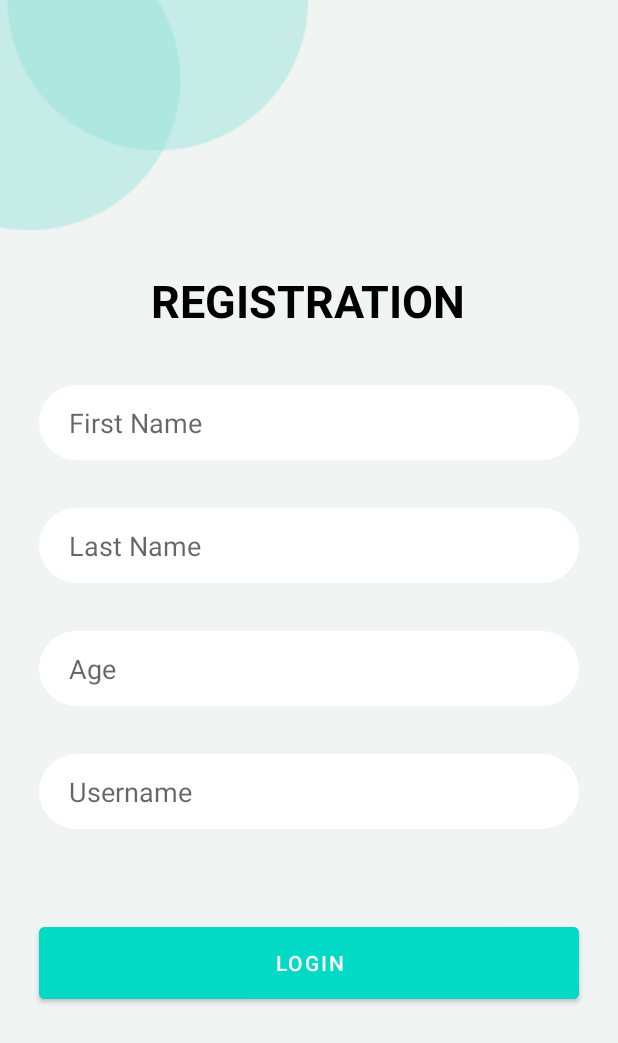
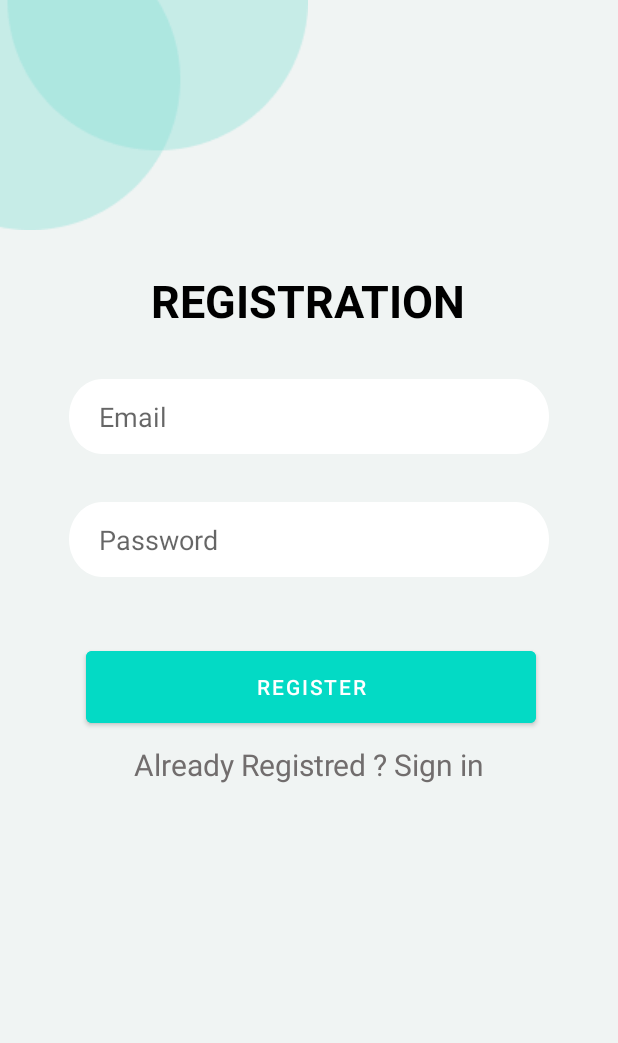
Before and after one commit to ala-kad/TO-DO-List-App, an Android app: the layout activity_register.xml on its own in the app's theme, with its tools: preview values and no code run, on a phone screen of 412 x 824 dp. Shown: the top 1043 px of the screen. Run offline under Robolectric (Android 15) with nearby library versions, the phone set to English and light mode, and no system bars.

Commit message:
Login & Register using FireBaseAuth

```diff
--- a/app/build.gradle
+++ b/app/build.gradle
@@ -46,6 +46,10 @@ dependencies {
     implementation 'com.google.firebase:firebase-database:20.0.4'
     implementation 'com.google.firebase:firebase-firestore:24.1.1'
     implementation 'com.google.firebase:firebase-firestore-ktx:24.6.0'
+    implementation 'com.google.firebase:firebase-auth:21.0.3'
+    implementation 'androidx.annotation:annotation:1.3.0'
+    implementation 'androidx.lifecycle:lifecycle-livedata-ktx:2.5.1'
+    implementation 'androidx.lifecycle:lifecycle-viewmodel-ktx:2.5.1'
     testImplementation 'junit:junit:4.13.2'
     androidTestImplementation 'androidx.test.ext:junit:1.1.5'
     androidTestImplementation 'androidx.test.espresso:espresso-core:3.5.1'
--- a/app/src/main/java/com/example/miniproject/SplashActivity.java
+++ b/app/src/main/java/com/example/miniproject/SplashActivity.java
@@ -20,7 +20,7 @@ public class SplashActivity extends AppCompatActivity {
         handler.postDelayed(new Runnable() {
             @Override
             public void run() {
-                startActivity(new Intent(SplashActivity.this, MainActivity.class));
+                startActivity(new Intent(SplashActivity.this, RegisterActivity.class));
                 finish();
             }
         }, 4000);
--- /dev/null
+++ b/app/src/main/res/drawable/edit_shape.xml
@@ -0,0 +1,5 @@
+<?xml version="1.0" encoding="utf-8"?>
+<shape xmlns:android="http://schemas.android.com/apk/res/android">
+    <stroke android:color="@color/black"
+        android:width="3dp"></stroke>
+</shape>
--- a/app/src/main/res/layout/activity_register.xml
+++ b/app/src/main/res/layout/activity_register.xml
@@ -6,11 +6,10 @@
     android:layout_height="match_parent"
     android:background="@color/background"
     tools:context=".MainActivity">
-    <androidx.constraintlayout.widget.ConstraintLayout xmlns:android="http://schemas.android.com/apk/res/android"
-        xmlns:app="http://schemas.android.com/apk/res-auto"
-        xmlns:tools="http://schemas.android.com/tools"
+
+    <androidx.constraintlayout.widget.ConstraintLayout
         android:layout_width="match_parent"
-        android:layout_height="match_parent"
+        android:layout_height="wrap_content"
         tools:context=".RegisterActivity">
 
         <ImageView
@@ -36,64 +35,61 @@
             app:layout_constraintTop_toTopOf="parent" />
 
         <EditText
-            android:id="@+id/firstName"
-            android:layout_width="360dp"
+            android:id="@+id/email"
+            android:layout_width="320dp"
             android:layout_height="50dp"
-            android:layout_marginTop="36dp"
+            android:layout_marginTop="32dp"
             android:background="@drawable/input"
-            android:hint="First Name"
+            android:hint="Email"
             android:paddingLeft="20dp"
             app:layout_constraintEnd_toEndOf="parent"
             app:layout_constraintStart_toStartOf="parent"
             app:layout_constraintTop_toBottomOf="@+id/textView2" />
 
         <EditText
-            android:id="@+id/lastName"
-            android:layout_width="360dp"
+            android:id="@+id/pass"
+            android:layout_width="320dp"
             android:layout_height="50dp"
             android:layout_marginTop="32dp"
             android:background="@drawable/input"
-            android:hint="Last Name"
+            android:hint="Password"
             android:paddingLeft="20dp"
             app:layout_constraintEnd_toEndOf="parent"
             app:layout_constraintStart_toStartOf="parent"
-            app:layout_constraintTop_toBottomOf="@+id/firstName" />
-
-        <EditText
-            android:id="@+id/age"
-            android:layout_width="360dp"
-            android:layout_height="50dp"
-            android:layout_marginTop="32dp"
-            android:background="@drawable/input"
-            android:hint="Age"
-            android:paddingLeft="20dp"
-            app:layout_constraintEnd_toEndOf="parent"
-            app:layout_constraintStart_toStartOf="parent"
-            app:layout_constraintTop_toBottomOf="@+id/lastName" />
-
-        <EditText
-            android:id="@+id/userName"
-            android:layout_width="360dp"
-            android:layout_height="50dp"
-            android:layout_marginTop="32dp"
-            android:background="@drawable/input"
-            android:hint="Username"
-            android:paddingLeft="20dp"
-            app:layout_constraintEnd_toEndOf="parent"
-            app:layout_constraintStart_toStartOf="parent"
-            app:layout_constraintTop_toBottomOf="@+id/age" />
+            app:layout_constraintTop_toBottomOf="@+id/email" />
 
         <Button
             android:id="@+id/registerBtn"
-            android:layout_width="360dp"
+            android:layout_width="300dp"
             android:layout_height="60dp"
             android:layout_gravity="center_horizontal"
-            android:layout_marginTop="612dp"
+            android:layout_marginStart="16dp"
+            android:layout_marginTop="8dp"
+            android:layout_marginEnd="16dp"
+            android:layout_marginBottom="8dp"
             android:backgroundTint="@color/teal_200"
-            android:text="Login"
+            android:text="Register"
+            app:layout_constraintBottom_toBottomOf="parent"
+            app:layout_constraintEnd_toEndOf="parent"
+            app:layout_constraintHorizontal_bias="0.52"
+            app:layout_constraintStart_toStartOf="parent"
+            app:layout_constraintTop_toBottomOf="@+id/pass" />
+
+        <TextView
+            android:id="@+id/loginButton"
+            android:layout_width="wrap_content"
+            android:layout_height="wrap_content"
+            android:layout_marginStart="32dp"
+            android:layout_marginTop="8dp"
+            android:layout_marginEnd="32dp"
+            android:layout_marginBottom="8dp"
+            android:text="Already Registred ? Sign in"
+            android:textColor="#716D6D"
+            android:textSize="20sp"
+            app:layout_constraintBottom_toBottomOf="parent"
             app:layout_constraintEnd_toEndOf="parent"
             app:layout_constraintStart_toStartOf="parent"
-            app:layout_constraintTop_toTopOf="parent" />
+            app:layout_constraintTop_toBottomOf="@+id/registerBtn" />
 
     </androidx.constraintlayout.widget.ConstraintLayout>
 </ScrollView>
--- a/app/src/main/res/layout/add_new_task.xml
+++ b/app/src/main/res/layout/add_new_task.xml
@@ -25,7 +25,7 @@
         android:layout_width="wrap_content"
         android:layout_height="wrap_content"
         android:layout_marginStart="11dp"
-        android:layout_marginTop="8dp"
+        android:layout_marginTop="16dp"
         android:drawableRight="@drawable/baseline_calendar_today_24"
         android:drawablePadding="8dp"
         android:text="Set Due Date"
@@ -38,8 +38,8 @@
         android:id="@+id/save_button"
         android:layout_width="wrap_content"
         android:layout_height="wrap_content"
-        android:layout_marginTop="8dp"
-        android:layout_marginEnd="8dp"
+        android:layout_marginTop="16dp"
+        android:layout_marginEnd="16dp"
         android:text="Save"
         app:layout_constraintEnd_toEndOf="parent"
         app:layout_constraintTop_toBottomOf="@+id/task_edit_text" />
--- /dev/null
+++ b/app/src/main/res/values-land/dimens.xml
@@ -0,0 +1,3 @@
+<resources>
+    <dimen name="activity_horizontal_margin">48dp</dimen>
+</resources>
--- /dev/null
+++ b/app/src/main/res/values-w1240dp/dimens.xml
@@ -0,0 +1,3 @@
+<resources>
+    <dimen name="activity_horizontal_margin">200dp</dimen>
+</resources>
--- /dev/null
+++ b/app/src/main/res/values-w600dp/dimens.xml
@@ -0,0 +1,3 @@
+<resources>
+    <dimen name="activity_horizontal_margin">48dp</dimen>
+</resources>
--- /dev/null
+++ b/app/src/main/res/values/dimens.xml
@@ -0,0 +1,5 @@
+<resources>
+    <!-- Default screen margins, per the Android Design guidelines. -->
+    <dimen name="activity_horizontal_margin">16dp</dimen>
+    <dimen name="activity_vertical_margin">16dp</dimen>
+</resources>
```
Also changed, not shown: app/src/main/AndroidManifest.xml (+7 -6 lines), app/src/main/java/com/example/miniproject/LoginActivty.java (added, +90 -0 lines), app/src/main/java/com/example/miniproject/RegisterActivity.java (+81 -0 lines), app/src/main/java/com/example/miniproject/data/model/LoggedInUser.java (added, +23 -0 lines), app/src/main/res/layout/activity_login_activty.xml (added, +81 -0 lines), app/src/main/res/layout/each_task.xml (+5 -6 lines), app/src/main/res/values/strings.xml (+9 -0 lines). Lines whose indentation alone changed are shown as unchanged.
